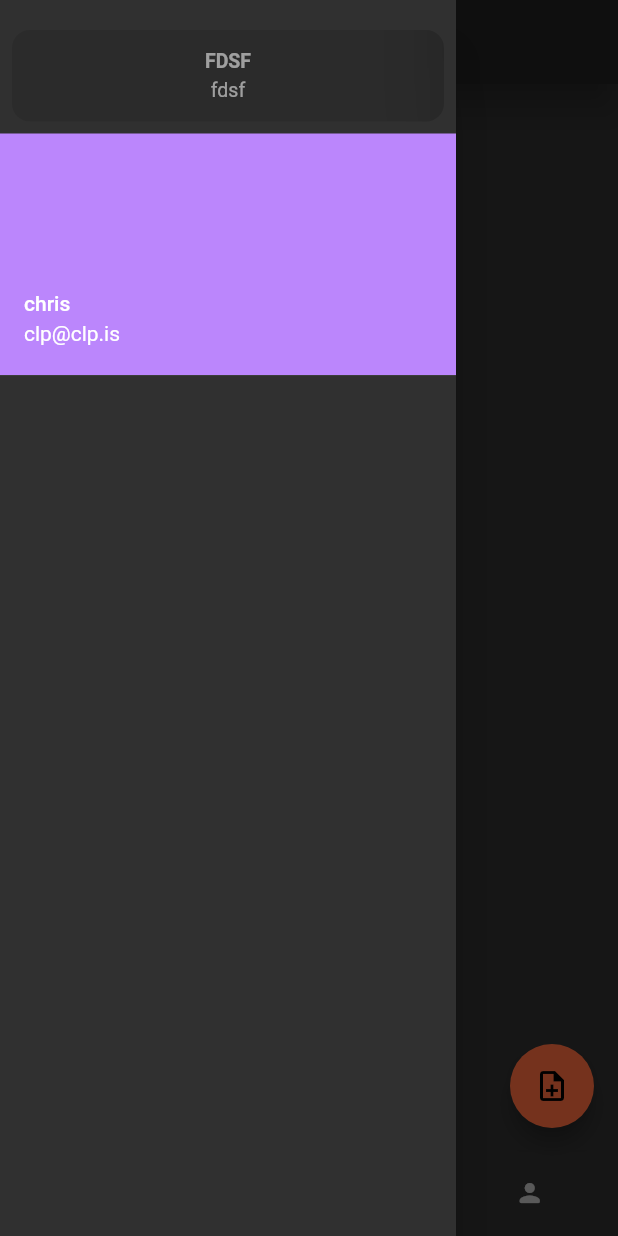
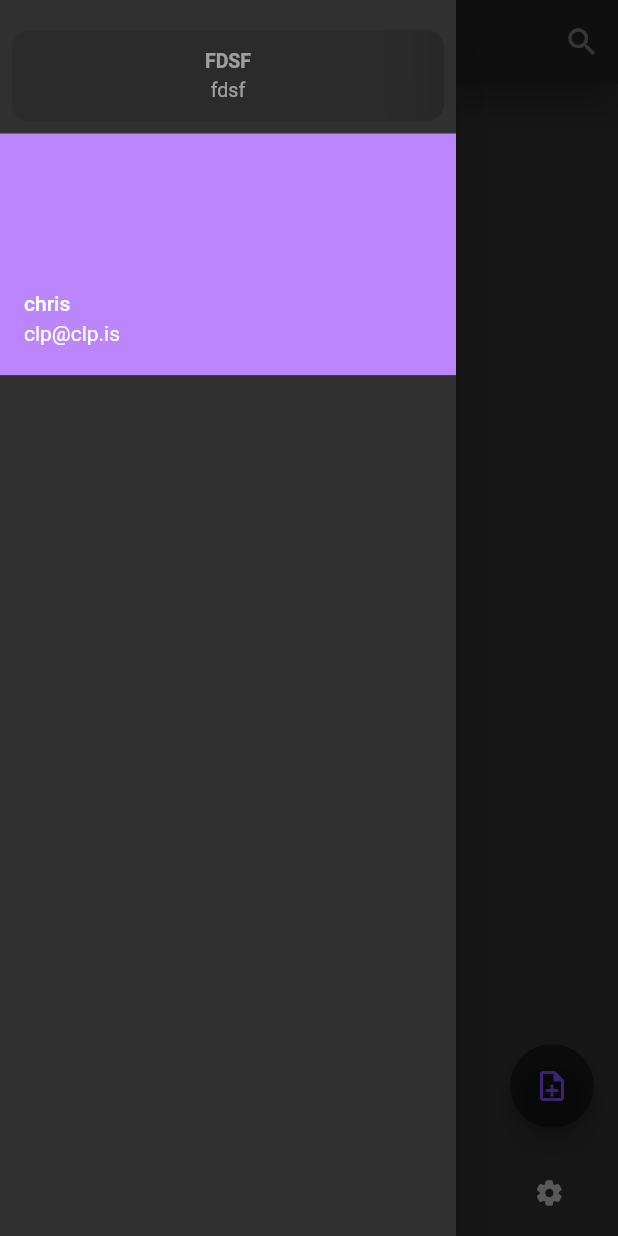
Before and after one commit to clpi/di-mob, a Flutter app: the MyHomePage screen opened directly, with the side drawer open, on a phone screen of 412 x 824 dp. Run offline on Flutter 3.47's test engine with Material 2 defaults, Android fonts, the light colour scheme and no system bars; our stand-ins replace animate_do, get, google_fonts, shared_preferences, timeline_tile; accounts and stored records are empty; Roboto replaces fonts that are missing (Cantarell).

Commit message:
updating two main views

```diff
--- a/lib/main.dart
+++ b/lib/main.dart
@@ -15,7 +15,6 @@ void main() async {
   runApp(MyApp());
   // WidgetsFlutterBinding.ensureInitialized();
   // await Firebase.initializeApp();
-
 }
 
 class MyApp extends StatelessWidget {
@@ -28,7 +27,7 @@ class MyApp extends StatelessWidget {
         debugShowCheckedModeBanner: false,
         routes: <String, WidgetBuilder>{
           "Home": (BuildContext context) => MyHomePage(),
-        "Records": (BuildContext context) => RecordPage(),
+          "Records": (BuildContext context) => RecordsPage(),
           "User": (BuildContext context) => UserPage(),
           "Prefs": (BuildContext context) => PrefsPage(),
         },
@@ -46,7 +45,22 @@ class MyApp extends StatelessWidget {
             },
           ),
         ),
-      home: MyHomePage(title: 'div.is'),
+        home: Navigator(
+          pages: [
+            MaterialPage(
+              key: ValueKey("Home"),
+              child: MyHomePage(
+                key: ValueKey("Home"),
+                title: "Home",
+              ),
+            ),
+            MaterialPage(
+              child: RecordsPage(key: ValueKey("Records"), title: "Records"),
+            )
+          ],
+          onPopPage: (route, res) => route.didPop(res),
+        )
+        // home: MyHomePage(title: 'div.is'),
         );
   }
 }
--- a/lib/screens/home/home.dart
+++ b/lib/screens/home/home.dart
@@ -3,6 +3,9 @@ import 'package:flutter/foundation.dart';
 import 'package:flutter/cupertino.dart';
 import 'package:dimo/router.dart';
 import 'package:flutter/widgets.dart';
+import 'package:flutter/animation.dart';
+import '../records/records.dart';
+import 'package:shared_preferences/shared_preferences.dart';
 import 'package:dimo/comp/card.dart';
 import 'package:dimo/screens/records/records.dart';
 import 'package:dimo/screens/prefs/prefs.dart';
@@ -17,8 +20,8 @@ class MyHomePage extends StatefulWidget {
   _MyHomePageState createState() => _MyHomePageState();
 }
 
-class _MyHomePageState extends State<MyHomePage> with SingleTickerProviderStateMixin {
-
+class _MyHomePageState extends State<MyHomePage>
+    with SingleTickerProviderStateMixin {
   RecRouterDelegate _routerDelegate = RecRouterDelegate();
   TabController controller;
 
@@ -37,9 +40,20 @@ class _MyHomePageState extends State<MyHomePage> with SingleTickerProviderStateM
   @override
   Widget build(BuildContext context) {
     return Scaffold(
+      endDrawer: Container(
+        child: Text("end"),
+      ),
+      endDrawerEnableOpenDragGesture: true,
+      primary: true,
       appBar: AppBar(
+        actions: <Widget>[
+          IconButton(
+            icon: Icon(Icons.search),
+            tooltip: 'Search',
+            onPressed: null,
+          ),
+        ],
         centerTitle: true,
-        actions: [],
         elevation: 10.0,
 
         title: Text(widget.title),
@@ -48,33 +62,31 @@ class _MyHomePageState extends State<MyHomePage> with SingleTickerProviderStateM
       floatingActionButtonAnimator: FloatingActionButtonAnimator.scaling,
       drawer: Drawer(
         semanticLabel: "drawer",
-        child: Column(
-          children: <Widget>[
+        child: Column(children: <Widget>[
           CupertinoActionSheet(
             title: Text("FDSF"),
             message: Text("fdsf"),
           ),
-            UserAccountsDrawerHeader(accountName: Text("chris"), accountEmail: Text("clp@clp.is")),
-          ]
-        ),
+          UserAccountsDrawerHeader(
+              accountName: Text("chris"), accountEmail: Text("clp@clp.is")),
+        ]),
       ),
       bottomNavigationBar: BottomNavigationBar(
         iconSize: 20.0,
         type: BottomNavigationBarType.shifting,
         elevation: 2.0,
-        backgroundColor: Colors.black38,
+        onTap: (idx) {},
+        backgroundColor: Colors.black,
         selectedItemColor: Colors.white,
         unselectedItemColor: Colors.white70,
         unselectedLabelStyle: TextStyle(
           color: Colors.white54,
         ),
-
         items: [
           BottomNavigationBarItem(
             label: "Home",
             icon: Icon(Icons.home_outlined),
             activeIcon: Icon(Icons.home_filled),
-
           ),
           BottomNavigationBarItem(
             label: "Records",
@@ -85,19 +97,41 @@ class _MyHomePageState extends State<MyHomePage> with SingleTickerProviderStateM
             label: "Profile",
             icon: Icon(Icons.person_rounded),
             activeIcon: Icon(Icons.person_outline_rounded),
+          ),
+          BottomNavigationBarItem(
+            label: "Prefs",
+            icon: Icon(Icons.settings_rounded),
+            activeIcon: Icon(Icons.settings_outlined),
           )
         ],
       ),
-      body: Container(
+      body: GestureDetector(
+        onTap: () {
+          Navigator.push(context, MaterialPageRoute(builder: (_) {
+            return RecordsPage();
+          }));
+        },
         child: Container(
-          child: Center(
+          child: Hero(
+              tag: "mainHero",
               child: Column(
                 children: <Widget>[
+                  Row(
+                    children: [],
+                  ),
                   Card(
                     elevation: 0.4,
                     color: Colors.black12,
                     child: Container(
-                    child: Text("Hello", textScaleFactor: 2.0,),
+                      padding: const EdgeInsets.all(20.0),
+                      child: Expanded(
+                          child: Column(children: [
+                        Text(
+                          "Card",
+                          textScaleFactor: 2.0,
+                        ),
+                        Text("subtitle"),
+                      ])),
                       margin: EdgeInsets.all(20.0),
                       decoration: BoxDecoration(
                         shape: BoxShape.rectangle,
@@ -105,16 +139,15 @@ class _MyHomePageState extends State<MyHomePage> with SingleTickerProviderStateM
                     ),
                     borderOnForeground: true,
                     margin: EdgeInsets.all(20.0),
-                )
+                  ),
                 ],
-            )
-          )
+              )),
         ),
       ),
       floatingActionButton: FloatingActionButton(
-        backgroundColor: Colors.deepOrangeAccent,
-        onPressed: () {
-        },
+        backgroundColor: Colors.black45,
+        foregroundColor: Colors.deepPurpleAccent,
+        onPressed: () {},
         tooltip: 'Increment',
         splashColor: Colors.deepPurpleAccent,
         child: Icon(Icons.note_add_outlined),
```
Also changed, not shown: lib/comp/button.dart (added, +24 -0 lines), lib/comp/card.dart (+12 -14 lines), lib/screens/records/records.dart (+6 -8 lines), 3 other files. Lines whose indentation alone changed are shown as unchanged.
